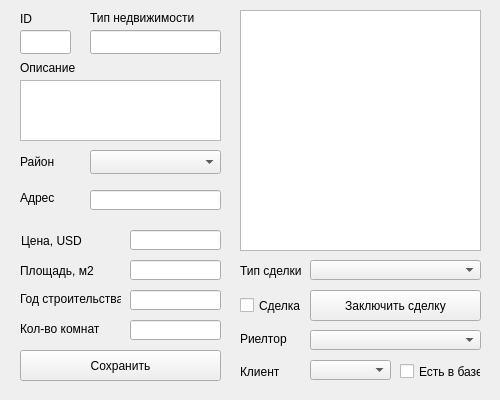
The window that 3sem/ПнаЯВУ/KURSOVOI/kursovoi/objectoverview.ui (mxrpheus6/bsuirLabs) describes before a commit, drawn with Qt 5.
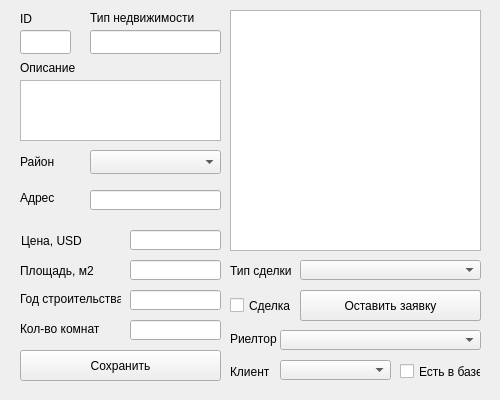
The same window after the commit.

Diff of the .ui file:
```diff
--- a/3sem/ПнаЯВУ/KURSOVOI/kursovoi/objectoverview.ui
+++ b/3sem/ПнаЯВУ/KURSOVOI/kursovoi/objectoverview.ui
@@ -10,13 +10,19 @@
     <height>400</height>
    </rect>
   </property>
+  <property name="maximumSize">
+   <size>
+    <width>500</width>
+    <height>400</height>
+   </size>
+  </property>
   <property name="windowTitle">
    <string>Form</string>
   </property>
   <widget class="QLabel" name="label">
    <property name="geometry">
     <rect>
-     <x>240</x>
+     <x>230</x>
      <y>260</y>
      <width>71</width>
      <height>21</height>
@@ -29,9 +35,9 @@
   <widget class="QComboBox" name="comboBox_deal">
    <property name="geometry">
     <rect>
-     <x>310</x>
+     <x>300</x>
      <y>260</y>
-     <width>171</width>
+     <width>181</width>
      <height>20</height>
     </rect>
    </property>
@@ -65,9 +71,9 @@
   <widget class="QTableView" name="tableView_extended">
    <property name="geometry">
     <rect>
-     <x>240</x>
+     <x>230</x>
      <y>10</y>
-     <width>241</width>
+     <width>251</width>
      <height>241</height>
     </rect>
    </property>
@@ -180,7 +186,7 @@
   <widget class="QLabel" name="label_8">
    <property name="geometry">
     <rect>
-     <x>240</x>
+     <x>230</x>
      <y>330</y>
      <width>51</width>
      <height>17</height>
@@ -193,9 +199,9 @@
   <widget class="QComboBox" name="comboBox_rieltor">
    <property name="geometry">
     <rect>
-     <x>310</x>
+     <x>280</x>
      <y>330</y>
-     <width>171</width>
+     <width>201</width>
      <height>20</height>
     </rect>
    </property>
@@ -281,9 +287,9 @@
   <widget class="QComboBox" name="comboBox_client">
    <property name="geometry">
     <rect>
-     <x>310</x>
+     <x>280</x>
      <y>360</y>
-     <width>81</width>
+     <width>111</width>
      <height>20</height>
     </rect>
    </property>
@@ -294,7 +300,7 @@
   <widget class="QLabel" name="label_12">
    <property name="geometry">
     <rect>
-     <x>240</x>
+     <x>230</x>
      <y>363</y>
      <width>41</width>
      <height>17</height>
@@ -320,9 +326,9 @@
   <widget class="QPushButton" name="pushButton_deal">
    <property name="geometry">
     <rect>
-     <x>310</x>
+     <x>300</x>
      <y>290</y>
-     <width>171</width>
+     <width>181</width>
      <height>31</height>
     </rect>
    </property>
@@ -343,9 +349,9 @@
   <widget class="QCheckBox" name="checkBox_deal">
    <property name="geometry">
     <rect>
-     <x>240</x>
+     <x>230</x>
      <y>290</y>
-     <width>77</width>
+     <width>61</width>
      <height>31</height>
     </rect>
    </property>
@@ -366,6 +372,19 @@
     <string>Есть в базе</string>
    </property>
   </widget>
+  <widget class="QPushButton" name="pushButton_request">
+   <property name="geometry">
+    <rect>
+     <x>300</x>
+     <y>290</y>
+     <width>181</width>
+     <height>31</height>
+    </rect>
+   </property>
+   <property name="text">
+    <string>Оставить заявку</string>
+   </property>
+  </widget>
  </widget>
  <resources/>
  <connections/>
```
Left out of the diff: 6 changed lines with no effect on the pictures.
